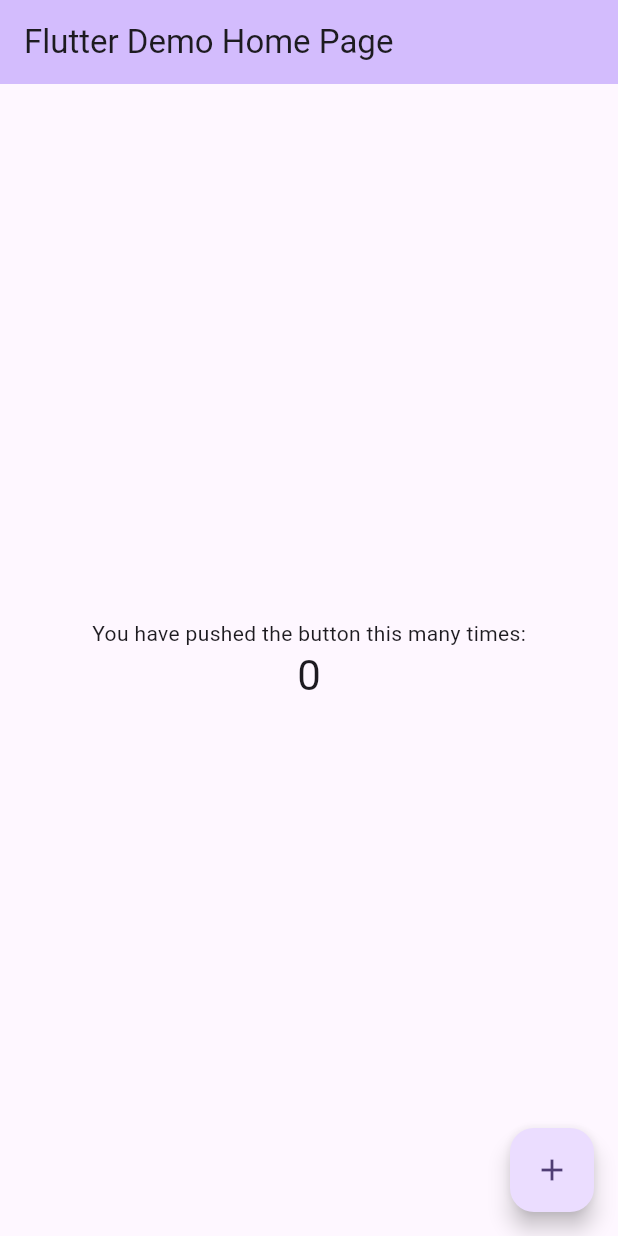
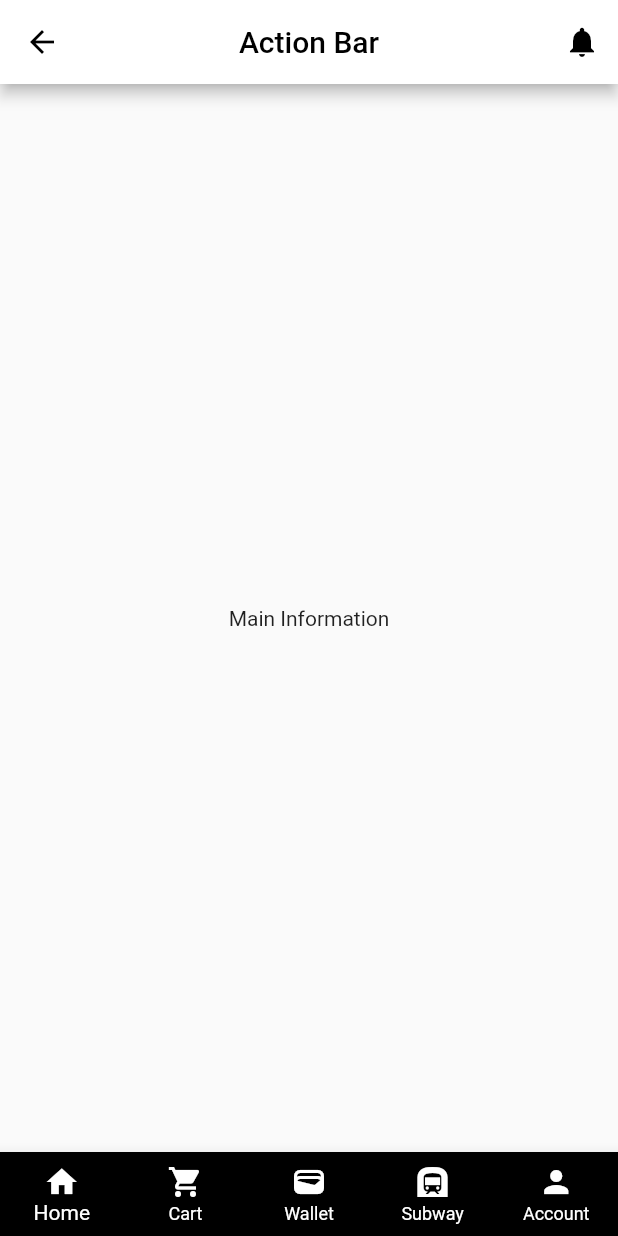
Before and after one commit to Adventure-SWD/Mobile, a Flutter app: the screen it shows after launch, on a phone screen of 412 x 824 dp. Run offline on Flutter 3.47's test engine with Material 2 defaults, Android fonts, the phone set to English and light mode, and no system bars.

Commit message:
Build app bar and bottom navigation bar

```diff
--- /dev/null
+++ b/lib/app_bar.dart
@@ -0,0 +1,35 @@
+import 'package:flutter/material.dart';
+
+class CustomAppBar extends StatelessWidget implements PreferredSizeWidget{
+  const CustomAppBar({super.key});
+
+
+  @override
+  Widget build(BuildContext context) {
+    return AppBar(
+      leading: IconButton(
+        icon: const Icon(Icons.arrow_back),
+        onPressed: () {
+
+        },
+      ),
+      actions: [
+        IconButton(
+          icon: const Icon(Icons.notifications),
+          onPressed: () {
+
+          },
+        )
+      ],
+      title: const Text('Action Bar'),
+      centerTitle: true,
+      backgroundColor: Colors.white,
+      foregroundColor: Colors.black,
+    );
+  }
+
+  @override
+  // TODO: implement preferredSize
+  Size get preferredSize => const Size.fromHeight(kToolbarHeight);
+
+}
--- /dev/null
+++ b/lib/bottom_navigation_bar.dart
@@ -0,0 +1,47 @@
+import 'package:flutter/material.dart';
+
+class CustomBottomNavigationBar extends StatelessWidget {
+  final int currentIndex;
+  final Function(int) onTap;
+
+  const CustomBottomNavigationBar({super.key, required this.currentIndex, required this.onTap});
+
+  @override
+  Widget build(BuildContext context) {
+    return BottomNavigationBar(
+      type: BottomNavigationBarType.fixed,
+      currentIndex: currentIndex,
+      onTap: onTap,
+      backgroundColor: Colors.black,
+      unselectedItemColor: Colors.white,
+      selectedItemColor: Colors.white,
+      items: const <BottomNavigationBarItem>[
+        BottomNavigationBarItem(
+          icon: Icon(Icons.home),
+          label: 'Home',
+          // backgroundColor: Colors.black,
+        ),
+        BottomNavigationBarItem(
+          icon: Icon(Icons.shopping_cart),
+          label: 'Cart',
+          // backgroundColor: Colors.black,
+        ),
+        BottomNavigationBarItem(
+          icon: Icon(Icons.wallet),
+          label: 'Wallet',
+          // backgroundColor: Colors.black,
+        ),
+        BottomNavigationBarItem(
+          icon: Icon(Icons.subway),
+          label: 'Subway',
+          // backgroundColor: Colors.black,
+        ),
+        BottomNavigationBarItem(
+          icon: Icon(Icons.person),
+          label: 'Account',
+          // backgroundColor: Colors.black,
+        ),
+      ],
+    );
+  }
+}
--- /dev/null
+++ b/lib/home_page.dart
@@ -0,0 +1,36 @@
+import 'package:flutter/material.dart';
+import 'app_bar.dart';
+import 'bottom_navigation_bar.dart';
+
+class MyHomePage extends StatefulWidget {
+  static const routeName = '/home-page';
+
+  const MyHomePage({
+    super.key
+  });
+
+  @override
+  State<MyHomePage> createState() => _MyHomePageState();
+}
+
+class _MyHomePageState extends State<MyHomePage> {
+  int _currentIndex = 0;
+
+  @override
+  Widget build(BuildContext context) {
+    return Scaffold(
+      appBar: CustomAppBar(),
+      body: const Center(
+        child: Text('Main Information'),
+      ),
+      bottomNavigationBar: CustomBottomNavigationBar(
+        currentIndex: _currentIndex,
+        onTap: (index) {
+          setState(() {
+            _currentIndex = index;
+          });
+        },
+      ),
+    );
+  }
+}
--- a/lib/main.dart
+++ b/lib/main.dart
@@ -1,125 +1,27 @@
 import 'package:flutter/material.dart';
 
-void main() {
-  runApp(const MyApp());
-}
+//screens
+import './home_page.dart';
+
+void main() => runApp(const MyApp());
+
 
 class MyApp extends StatelessWidget {
   const MyApp({super.key});
 
-  // This widget is the root of your application.
   @override
   Widget build(BuildContext context) {
     return MaterialApp(
-      title: 'Flutter Demo',
+      title: 'Navigation Demo App',
+      debugShowCheckedModeBanner: false,
       theme: ThemeData(
-        // This is the theme of your application.
-        //
-        // TRY THIS: Try running your application with "flutter run". You'll see
-        // the application has a blue toolbar. Then, without quitting the app,
-        // try changing the seedColor in the colorScheme below to Colors.green
-        // and then invoke "hot reload" (save your changes or press the "hot
-        // reload" button in a Flutter-supported IDE, or press "r" if you used
-        // the command line to start the app).
-        //
-        // Notice that the counter didn't reset back to zero; the application
-        // state is not lost during the reload. To reset the state, use hot
-        // restart instead.
-        //
-        // This works for code too, not just values: Most code changes can be
-        // tested with just a hot reload.
-        colorScheme: ColorScheme.fromSeed(seedColor: Colors.deepPurple),
-        useMaterial3: true,
+        primarySwatch: Colors.blue,
+        visualDensity: VisualDensity.adaptivePlatformDensity,
       ),
-      home: const MyHomePage(title: 'Flutter Demo Home Page'),
+      home: const MyHomePage(),
+      routes: {
+        MyHomePage.routeName: (ctx) => const MyHomePage(),
+      },
     );
   }
 }
-
-class MyHomePage extends StatefulWidget {
-  const MyHomePage({super.key, required this.title});
-
-  // This widget is the home page of your application. It is stateful, meaning
-  // that it has a State object (defined below) that contains fields that affect
-  // how it looks.
-
-  // This class is the configuration for the state. It holds the values (in this
-  // case the title) provided by the parent (in this case the App widget) and
-  // used by the build method of the State. Fields in a Widget subclass are
-  // always marked "final".
-
-  final String title;
-
-  @override
-  State<MyHomePage> createState() => _MyHomePageState();
-}
-
-class _MyHomePageState extends State<MyHomePage> {
-  int _counter = 0;
-
-  void _incrementCounter() {
-    setState(() {
-      // This call to setState tells the Flutter framework that something has
-      // changed in this State, which causes it to rerun the build method below
-      // so that the display can reflect the updated values. If we changed
-      // _counter without calling setState(), then the build method would not be
-      // called again, and so nothing would appear to happen.
-      _counter++;
-    });
-  }
-
-  @override
-  Widget build(BuildContext context) {
-    // This method is rerun every time setState is called, for instance as done
-    // by the _incrementCounter method above.
-    //
-    // The Flutter framework has been optimized to make rerunning build methods
-    // fast, so that you can just rebuild anything that needs updating rather
-    // than having to individually change instances of widgets.
-    return Scaffold(
-      appBar: AppBar(
-        // TRY THIS: Try changing the color here to a specific color (to
-        // Colors.amber, perhaps?) and trigger a hot reload to see the AppBar
-        // change color while the other colors stay the same.
-        backgroundColor: Theme.of(context).colorScheme.inversePrimary,
-        // Here we take the value from the MyHomePage object that was created by
-        // the App.build method, and use it to set our appbar title.
-        title: Text(widget.title),
-      ),
-      body: Center(
-        // Center is a layout widget. It takes a single child and positions it
-        // in the middle of the parent.
-        child: Column(
-          // Column is also a layout widget. It takes a list of children and
-          // arranges them vertically. By default, it sizes itself to fit its
-          // children horizontally, and tries to be as tall as its parent.
-          //
-          // Column has various properties to control how it sizes itself and
-          // how it positions its children. Here we use mainAxisAlignment to
-          // center the children vertically; the main axis here is the vertical
-          // axis because Columns are vertical (the cross axis would be
-          // horizontal).
-          //
-          // TRY THIS: Invoke "debug painting" (choose the "Toggle Debug Paint"
-          // action in the IDE, or press "p" in the console), to see the
-          // wireframe for each widget.
-          mainAxisAlignment: MainAxisAlignment.center,
-          children: <Widget>[
-            const Text(
-              'You have pushed the button this many times:',
-            ),
-            Text(
-              '$_counter',
-              style: Theme.of(context).textTheme.headlineMedium,
-            ),
-          ],
-        ),
-      ),
-      floatingActionButton: FloatingActionButton(
-        onPressed: _incrementCounter,
-        tooltip: 'Increment',
-        child: const Icon(Icons.add),
-      ), // This trailing comma makes auto-formatting nicer for build methods.
-    );
-  }
-}
```
Also changed, not shown: 1 other file.
